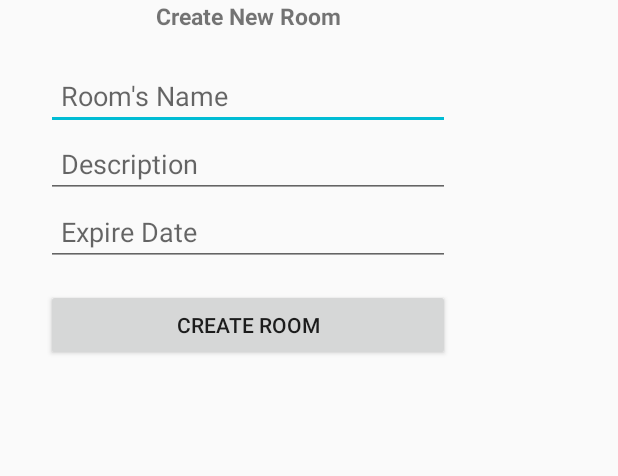
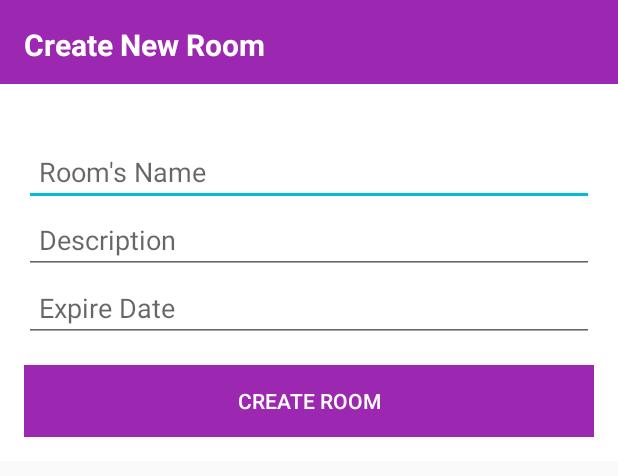
Before and after one commit to alkaaf/LazyChat, an Android app: the layout dialog_newroom.xml on its own in the app's theme, with its tools: preview values and no code run, on a phone screen of 412 x 824 dp. Shown: the top 476 px of the screen. Run offline under Robolectric (Android 15) with nearby library versions, the phone set to English and light mode, and no system bars.

Commit message:
Tampilan baru

```diff
--- a/app/build.gradle
+++ b/app/build.gradle
@@ -20,7 +20,7 @@ android {
 }
 
 dependencies {
-    compile fileTree(dir: 'libs', include: ['*.jar'])
+    compile fileTree(include: ['*.jar'], dir: 'libs')
     androidTestCompile('com.android.support.test.espresso:espresso-core:2.2.2', {
         exclude group: 'com.android.support', module: 'support-annotations'
     })
@@ -31,6 +31,7 @@ dependencies {
     compile 'com.google.firebase:firebase-database:9.8.0'
     testCompile 'junit:junit:4.12'
     compile 'com.android.support:cardview-v7:25.0.1'
+    compile 'com.balysv:material-ripple:1.0.2'
 }
 
 
--- a/app/src/main/java/com/example/dalbo/lazychat/Dialog/CreateRoom.java
+++ b/app/src/main/java/com/example/dalbo/lazychat/Dialog/CreateRoom.java
@@ -5,6 +5,7 @@ import android.app.Dialog;
 import android.content.Context;
 import android.os.Bundle;
 import android.view.View;
+import android.view.Window;
 import android.widget.Button;
 import android.widget.DatePicker;
 import android.widget.EditText;
@@ -34,6 +35,7 @@ public class CreateRoom extends Dialog {
     @Override
     protected void onCreate(Bundle savedInstanceState) {
         super.onCreate(savedInstanceState);
+        requestWindowFeature(Window.FEATURE_NO_TITLE);
         setContentView(R.layout.dialog_newroom);
         roomName = (EditText) findViewById(R.id.inewroomname);
         roomDesc = (EditText) findViewById(R.id.inewroomdesc);
--- a/app/src/main/res/drawable/ic_forum_black_24dp.xml
+++ b/app/src/main/res/drawable/ic_forum_black_24dp.xml
@@ -1,6 +1,6 @@
 <vector xmlns:android="http://schemas.android.com/apk/res/android"
-        android:width="24dp"
-        android:height="24dp"
+        android:width="40dp"
+        android:height="40dp"
         android:viewportWidth="24.0"
         android:viewportHeight="24.0">
     <path
--- a/app/src/main/res/layout/content_main.xml
+++ b/app/src/main/res/layout/content_main.xml
@@ -5,10 +5,7 @@
     android:id="@+id/content_main"
     android:layout_width="match_parent"
     android:layout_height="match_parent"
-    android:paddingBottom="@dimen/activity_vertical_margin"
-    android:paddingLeft="@dimen/activity_horizontal_margin"
-    android:paddingRight="@dimen/activity_horizontal_margin"
-    android:paddingTop="@dimen/activity_vertical_margin"
+    android:padding="16dp"
     app:layout_behavior="@string/appbar_scrolling_view_behavior"
     tools:context="com.example.dalbo.lazychat.MainActivity"
     tools:showIn="@layout/activity_main">
--- a/app/src/main/res/layout/dialog_newroom.xml
+++ b/app/src/main/res/layout/dialog_newroom.xml
@@ -1,97 +1,68 @@
 <?xml version="1.0" encoding="utf-8"?>
- <RelativeLayout xmlns:android="http://schemas.android.com/apk/res/android"
+<LinearLayout xmlns:android="http://schemas.android.com/apk/res/android"
     android:layout_width="match_parent"
-    android:layout_height="match_parent"
-    android:paddingLeft="15dp"
-    android:paddingRight="15dp">
+    android:layout_height="wrap_content"
+    android:orientation="vertical"
+    android:background="@color/white"
+    >
+
+    <RelativeLayout
+        android:layout_width="match_parent"
+        android:layout_height="?attr/actionBarSize"
+        android:background="@color/colorPrimary">
+
+        <TextView
+            android:id="@+id/dialogTitle"
+            android:layout_width="match_parent"
+            android:layout_height="wrap_content"
+            android:layout_centerHorizontal="true"
+            android:padding="16dp"
+            android:text="@string/dialog_title"
+            android:textColor="@color/white"
+            android:textSize="20dp"
+            android:textStyle="bold" />
+
+    </RelativeLayout>
 
     <LinearLayout
-        android:layout_width="300dp"
+        android:layout_width="match_parent"
         android:layout_height="wrap_content"
-        android:paddingRight="15dp"
-        android:paddingLeft="15dp"
-        android:paddingBottom="30dp"
-        android:orientation="vertical">
-
-        <TextView
-            android:text="@string/dialog_title"
-            android:layout_width="match_parent"
-            android:layout_height="wrap_content"
-            android:layout_gravity="center_horizontal"
-            android:textSize="15dp"
-            android:textAlignment="center"
-            android:textStyle="bold"
-            android:id="@+id/dialogTitle" />
+        android:orientation="vertical"
+        android:padding="16dp">
 
         <EditText
             android:id="@+id/inewroomname"
             android:layout_width="match_parent"
             android:layout_height="wrap_content"
             android:layout_marginTop="20dp"
+            android:hint="@string/hint_nama_room"
             android:paddingLeft="10dp"
-            android:paddingRight="10dp"
-            android:hint="@string/hint_nama_room" />
+            android:paddingRight="10dp" />
 
         <EditText
             android:id="@+id/inewroomdesc"
             android:layout_width="match_parent"
             android:layout_height="wrap_content"
+            android:hint="@string/hint_description_room"
             android:paddingLeft="10dp"
-            android:paddingRight="10dp"
-            android:hint="@string/hint_description_room" />
+            android:paddingRight="10dp" />
 
         <EditText
             android:id="@+id/iexpdate"
             android:layout_width="match_parent"
             android:layout_height="wrap_content"
+            android:hint="@string/hint_room_expiration"
+            android:inputType="none"
             android:paddingLeft="10dp"
-            android:paddingRight="10dp"
-            android:inputType="none"
-            android:hint="@string/hint_room_expiration"/>
+            android:paddingRight="10dp" />
 
         <Button
             android:id="@+id/bcreateroom"
             android:layout_width="match_parent"
             android:layout_height="wrap_content"
             android:layout_marginTop="15dp"
-            android:text="@string/text_button" />
-
+            android:background="@color/colorPrimary"
+            android:text="@string/text_button"
+            android:textColor="@color/white" />
     </LinearLayout>
-
-    <!--<RelativeLayout-->
-        <!--android:minWidth="300dp"-->
-        <!--android:minHeight="30dp"-->
-        <!--android:layout_width="300dp"-->
-        <!--android:layout_height="300dp">-->
-
-        <!--<EditText-->
-            <!--android:id="@+id/inewroomname"-->
-            <!--android:layout_width="match_parent"-->
-            <!--android:layout_height="wrap_content"-->
-            <!--android:hint="Nama room" />-->
-
-        <!--<EditText-->
-            <!--android:id="@+id/inewroomdesc"-->
-            <!--android:layout_width="match_parent"-->
-            <!--android:layout_height="wrap_content"-->
-            <!--android:layout_below="@id/inewroomname"-->
-            <!--android:hint="Deskripsi" />-->
-
-        <!--<EditText-->
-            <!--android:id="@+id/iexpdate"-->
-            <!--android:layout_width="wrap_content"-->
-            <!--android:layout_height="wrap_content"-->
-            <!--android:layout_alignParentEnd="true"-->
-            <!--android:layout_alignParentStart="true"-->
-            <!--android:layout_below="@id/inewroomdesc"-->
-            <!--android:inputType="none" />-->
-
-        <!--<Button-->
-            <!--android:id="@+id/bcreateroom"-->
-            <!--android:layout_width="match_parent"-->
-            <!--android:layout_height="wrap_content"-->
-            <!--android:layout_below="@id/iexpdate"-->
-            <!--android:text="Buat room" />-->
-    <!--</RelativeLayout>-->
-
-</RelativeLayout>
+</LinearLayout>
--- a/app/src/main/res/layout/listview_chatlist_foe.xml
+++ b/app/src/main/res/layout/listview_chatlist_foe.xml
@@ -13,7 +13,7 @@
         <RelativeLayout
             android:layout_width="wrap_content"
             android:layout_height="wrap_content"
-            android:padding="6dp"
+            android:padding="16dp"
             >
 
             <TextView
--- a/app/src/main/res/layout/listview_chatlist_own.xml
+++ b/app/src/main/res/layout/listview_chatlist_own.xml
@@ -13,10 +13,12 @@
         <RelativeLayout
             android:layout_width="wrap_content"
             android:layout_height="wrap_content"
-            android:padding="6dp"
+            android:padding="16dp"
+            android:background="@color/colorPrimary"
             >
 
             <TextView
+                android:textColor="@color/white"
                 android:id="@+id/otime"
                 android:layout_width="wrap_content"
                 android:layout_height="wrap_content"
@@ -24,6 +26,7 @@
                 android:textStyle="italic" />
 
             <TextView
+                android:textColor="@color/white"
                 android:id="@+id/onick"
                 android:layout_width="wrap_content"
                 android:layout_height="wrap_content"
@@ -33,6 +36,7 @@
                 android:textStyle="bold" />
 
             <TextView
+                android:textColor="@color/white"
                 android:id="@+id/omsg"
                 android:layout_width="wrap_content"
                 android:layout_height="wrap_content"
--- a/app/src/main/res/layout/listview_chatroomlist.xml
+++ b/app/src/main/res/layout/listview_chatroomlist.xml
@@ -2,7 +2,7 @@
 <RelativeLayout xmlns:android="http://schemas.android.com/apk/res/android"
     android:layout_width="match_parent"
     android:layout_height="wrap_content"
-    android:layout_margin="2dp"
+    android:padding="10dp"
     android:id="@+id/trigger" >
 
     <ImageView
--- a/app/src/main/res/values/colors.xml
+++ b/app/src/main/res/values/colors.xml
@@ -8,4 +8,5 @@
     <color name="colorSecondaryText">#757575</color>
     <color name="colorIcons">#FFFFFF</color>
     <color name="colorDivider">#BDBDBD</color>
+    <color name="white">#fff</color>
 </resources>
--- a/app/src/main/res/values/strings.xml
+++ b/app/src/main/res/values/strings.xml
@@ -6,7 +6,7 @@
     <string name="dialog_title">Create New Room</string>
     <string name="hint_nama_room">Room\'s Name</string>
     <string name="hint_description_room">Description</string>
-    <string name="hint_room_expiration">Expire Date</string>s
+    <string name="hint_room_expiration">Expire Date</string>
     <string name="text_button">Create Room</string>
 
     <!-- Chat Room List -->
```
Also changed, not shown: app/src/main/res/drawable/ic_add.xml (+9 -4 lines), app/src/main/res/layout/chatview_layout.xml (+16 -4 lines).
